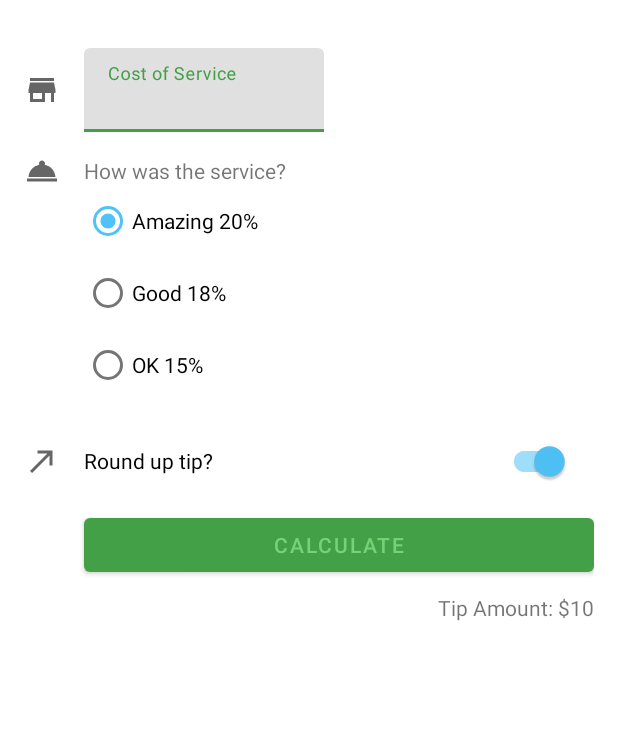
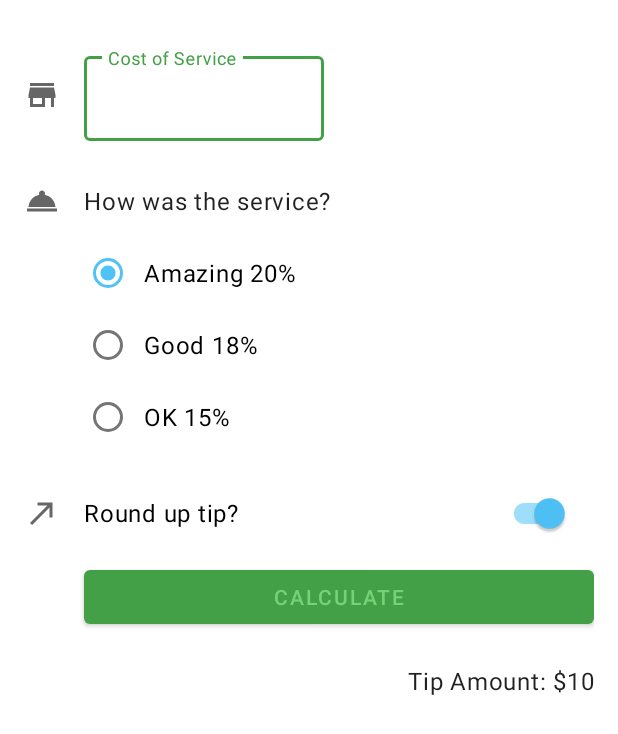
Before and after one commit to yennerx/Google03TipTime, an Android app: the layout activity_main.xml on its own in the app's theme, with its tools: preview values and no code run, on a phone screen of 412 x 824 dp. Shown: the top 734 px of the screen. Run offline under Robolectric (Android 15) with nearby library versions, the phone set to English and light mode, and no system bars.

Commit message:
Se agregaron styles.xml y dimens.xml para mejorar el aspecto de la app

```diff
--- a/app/src/main/res/layout/activity_main.xml
+++ b/app/src/main/res/layout/activity_main.xml
@@ -46,8 +46,10 @@
         app:layout_constraintTop_toTopOf="@id/service_question"
         app:layout_constraintBottom_toBottomOf="@id/service_question"/>
 
+    <!--El "style" fue definido en res/values/styles.xml-->
     <TextView
         android:id="@+id/service_question"
+        style="@style/Widget.TipTime.TextView"
         android:layout_width="wrap_content"
         android:layout_height="wrap_content"
         android:text="@string/how_was_the_service"
@@ -56,8 +58,10 @@
         app:layout_constraintTop_toBottomOf="@id/cost_of_service"
         tools:layout_editor_absoluteY="61dp" />
 
+    <!--El "style" fue definido en res/values/styles.xml-->
     <RadioGroup
         android:id="@+id/tip_options"
+        style="@style/Widget.tipTime.CompoundButton.Switch"
         android:layout_width="wrap_content"
         android:layout_height="wrap_content"
         android:checkedButton="@id/option_twenty_percent"
@@ -93,8 +97,10 @@
         app:layout_constraintTop_toTopOf="@id/round_up_switch"
         app:layout_constraintBottom_toBottomOf="@id/round_up_switch"/>
 
+    <!--El "style" fue definido en res/values/styles.xml-->
     <com.google.android.material.switchmaterial.SwitchMaterial
         android:id="@+id/round_up_switch"
+        style="@style/Widget.tipTime.CompoundButton.Switch"
         android:layout_width="0dp"
         android:layout_height="wrap_content"
         android:checked="true"
@@ -116,6 +122,7 @@
 
     <TextView
         android:id="@+id/tip_result"
+        style="@style/Widget.TipTime.TextView"
         android:layout_width="wrap_content"
         android:layout_height="wrap_content"
         android:layout_marginTop="8dp"
--- a/app/src/main/res/values-night/themes.xml
+++ b/app/src/main/res/values-night/themes.xml
@@ -12,7 +12,13 @@
         <!-- Status bar color. -->
         <item name="android:statusBarColor" tools:targetApi="l">?attr/colorPrimaryVariant</item>
         <!-- Customize your theme here. -->
+
+        <!--Los estilos Widget.TipTime fueron creados en el archivo res/values/styles.xml-->
+        <item name="textInputStyle">@style/Widget.MaterialComponents.TextInputLayout.OutlinedBox</item>
+        <item name="radioButtonStyle">@style/Widget.TipTime.CompoundButton.RadioButton</item>
+        <item name="switchStyle">@style/Widget.tipTime.CompoundButton.Switch</item>
     </style>
 </resources>
 
-<!-- En este el "tema oscuro" solo se cambian los atributos "colorPrimary" y "colorPrimaryVariant"-->
+<!-- En este el "tema oscuro" solo se cambian los atributos "colorPrimary" y "colorPrimaryVariant"
+Se agregaron tambien los cambios echos en styles.xml-->
--- /dev/null
+++ b/app/src/main/res/values/dimens.xml
@@ -0,0 +1,5 @@
+<?xml version="1.0" encoding="utf-8"?>
+<resources>
+    <!--Para crear este archivo: Select the res/values directory, right click and select New > Values Resource File.-->
+    <dimen name="min_text_height">48dp</dimen>
+</resources>
--- /dev/null
+++ b/app/src/main/res/values/styles.xml
@@ -0,0 +1,24 @@
+<?xml version="1.0" encoding="utf-8"?>
+<resources>
+    <!--Para crear este archivo: Select the res/values directory, right click and select New > Values Resource File.
+    You can name your style anything you'd like, but there is a recommended convention. If you inherit from a parent Material style, then name your style in a parallel way by substituting MaterialComponents with your app's name (TipTime). This moves your changes into its own namespace which eliminates the possibility for future conflicts when Material Components introduces new styles. Example:
+    Your style name: Widget.TipTime.TextView Inherits from parent style: Widget.MaterialComponents.TextView
+    Set the text appearance attribute value to ?attr/textAppearanceBody1. TextAppearance is a set of pre-made styles around text size, fonts, and other properties of text. For other possible text appearances that are provided by Material, see this list of type scales
+    *** Para aplicar el nuevo estilo agregar en activity_main.xml esta linea dentro del TextView por ejemplo: style="@style/Widget.TipTime.TextView"-->
+    <style name="Widget.TipTime.TextView" parent="Widget.MaterialComponents.TextView">
+        <item name="android:minHeight">@dimen/min_text_height</item>
+        <item name="android:gravity">center_vertical</item>
+        <item name="android:textAppearance">?attr/textAppearanceBody1</item>
+    </style>
+
+    <style name="Widget.tipTime.CompoundButton.Switch" parent="Widget.MaterialComponents.CompoundButton.Switch">
+        <item name="android:minHeight">@dimen/min_text_height</item>
+        <item name="android:gravity">center_vertical</item>
+        <item name="android:textAppearance">?attr/textAppearanceBody1</item>
+    </style>
+
+    <style name="Widget.TipTime.CompoundButton.RadioButton" parent="Widget.MaterialComponents.CompoundButton.RadioButton">
+        <item name="android:paddingStart">8dp</item>
+        <item name="android:textAppearance">?attr/textAppearanceBody1</item>
+    </style>
+</resources>
--- a/app/src/main/res/values/themes.xml
+++ b/app/src/main/res/values/themes.xml
@@ -12,5 +12,10 @@
         <!-- Status bar color. -->
         <item name="android:statusBarColor" tools:targetApi="l">?attr/colorPrimaryVariant</item>
         <!-- Customize your theme here. -->
+
+        <!--Los estilos Widget.TipTime fueron creados en el archivo res/values/styles.xml-->
+        <item name="textInputStyle">@style/Widget.MaterialComponents.TextInputLayout.OutlinedBox</item>
+        <item name="radioButtonStyle">@style/Widget.TipTime.CompoundButton.RadioButton</item>
+        <item name="switchStyle">@style/Widget.tipTime.CompoundButton.Switch</item>
     </style>
 </resources>
```
